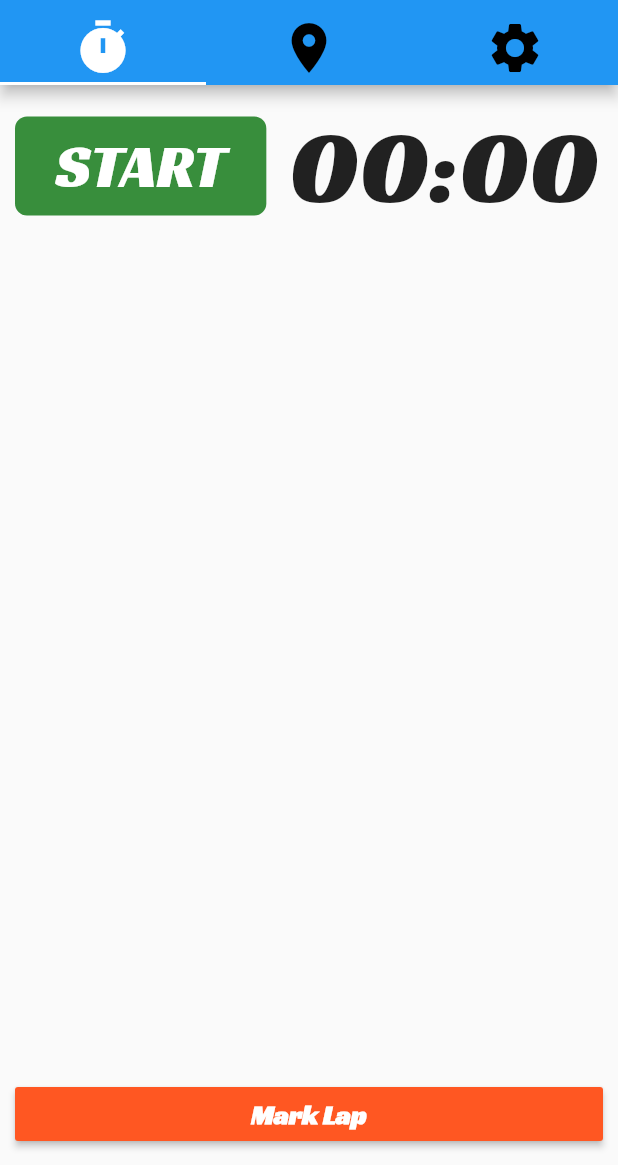
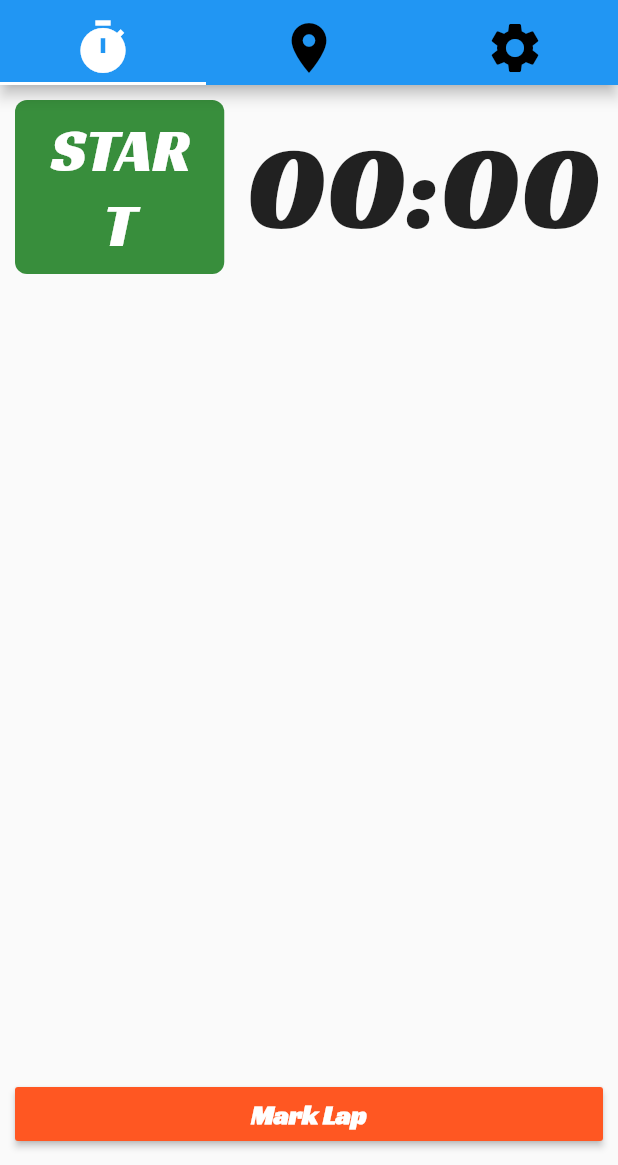
Before and after one commit to markleavitt/karstimer, a Flutter app: the screen it shows after launch, on a phone screen of 412 x 824 dp, the part 71-1236 px from its top. Run offline on Flutter 3.47's test engine with Material 2 defaults, Android fonts, the phone set to English and light mode, and no system bars; our stand-ins replace geolocator, google_maps_flutter.

Commit message:
Enlarge current elapsed time display

```diff
--- a/lib/constants.dart
+++ b/lib/constants.dart
@@ -5,3 +5,8 @@ const TextStyle kLapStyle = TextStyle(
   fontSize: 24.0,
   fontWeight: FontWeight.bold,
 );
+
+const TextStyle kLapButtonStyle = TextStyle(
+  fontSize: 18.0,
+  fontWeight: FontWeight.bold,
+);
--- a/lib/lap_tile.dart
+++ b/lib/lap_tile.dart
@@ -1,5 +1,4 @@
 import 'package:flutter/material.dart';
-import 'package:flutter/rendering.dart';
 import 'package:provider/provider.dart';
 import 'race_data.dart';
 import 'constants.dart';
--- a/lib/tab_lap_timer.dart
+++ b/lib/tab_lap_timer.dart
@@ -63,7 +63,7 @@ class _Header extends StatelessWidget {
         mainAxisAlignment: MainAxisAlignment.spaceEvenly,
         children: [
           Expanded(
-            flex: 4,
+            flex: 3,
             child: _HeaderButton(
               title:
                   Provider.of<RaceData>(context).isRunning ? 'STOP' : 'START',
@@ -78,7 +78,7 @@ class _Header extends StatelessWidget {
               Provider.of<RaceData>(context).elapsedTimeString,
               textAlign: TextAlign.center,
               style: TextStyle(
-                fontSize: 70.0,
+                fontSize: 80.0,
                 fontFamily: 'RacingSansOne',
               ),
             ),
```
Also changed, not shown: lib/tab_track.dart (+19 -16 lines), 1 other file.
